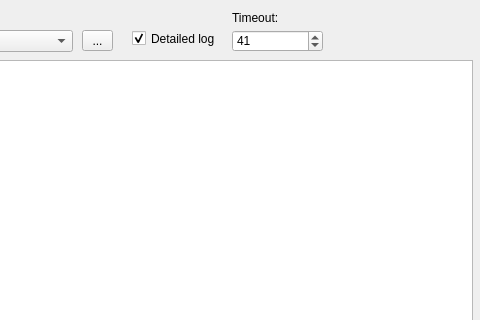
The window that CStationFXSender/mainwindow.ui (Pvg08/CStationFXSenderReciever) describes before a commit, drawn with Qt 5; both pictures show x 108 to 588 and y 0 to 320 of the 588 by 427 pixel window.
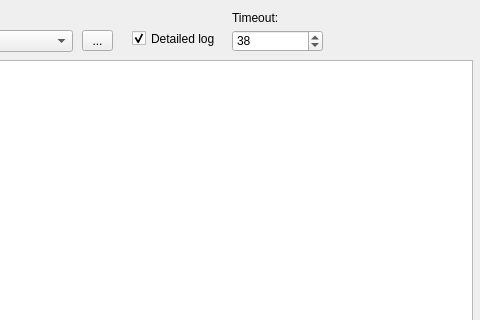
The same window after the commit.

```diff
--- a/CStationFXSender/mainwindow.ui
+++ b/CStationFXSender/mainwindow.ui
@@ -108,7 +108,7 @@
      <number>9000000</number>
     </property>
     <property name="value">
-     <number>41</number>
+     <number>38</number>
     </property>
    </widget>
    <widget class="QLabel" name="label_2">
```
